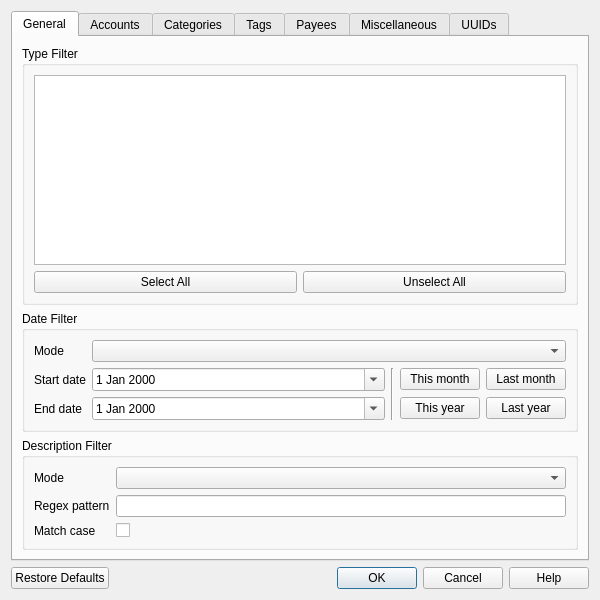
Old version of the form src/views/ui_files/forms/transaction_filter_form.ui in the repository JakubFranek/Kapytal.
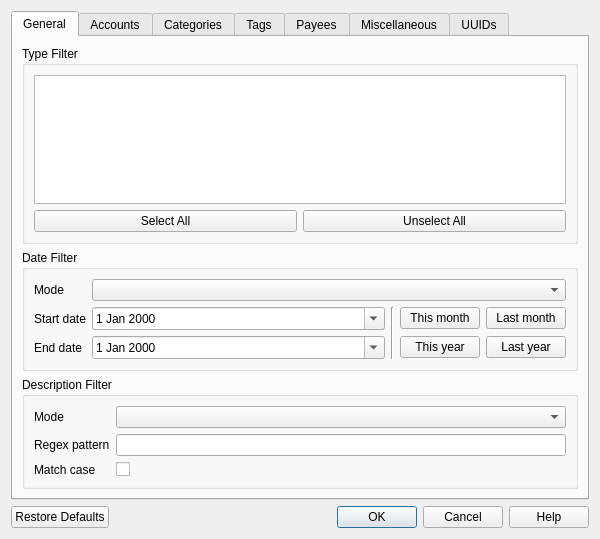
New version of the form.

Commit message:
Fix stretching in various dialogs and forms
Fix stretching in ImportTransactionsDialog and SettingsForm.
Set maximum icon size in TransactionFilterForm Type Filter List View
to 16 px.

What changed in the file:
```diff
--- a/src/views/ui_files/forms/transaction_filter_form.ui
+++ b/src/views/ui_files/forms/transaction_filter_form.ui
@@ -10,7 +10,7 @@
     <x>0</x>
     <y>0</y>
     <width>600</width>
-    <height>600</height>
+    <height>539</height>
    </rect>
   </property>
   <property name="sizePolicy">
@@ -73,7 +73,17 @@
          </property>
          <layout class="QVBoxLayout" name="verticalLayout_20">
           <item>
-           <widget class="QListView" name="typeFilterListView"/>
+           <widget class="QListView" name="typeFilterListView">
+            <property name="iconSize">
+             <size>
+              <width>16</width>
+              <height>16</height>
+             </size>
+            </property>
+            <property name="uniformItemSizes">
+             <bool>true</bool>
+            </property>
+           </widget>
           </item>
           <item>
            <layout class="QHBoxLayout" name="typeFilterButtonHorizontalLayout">
```
Left out of the diff: 18 changed lines with no effect on the pictures. The commit also changes 7 other files.
